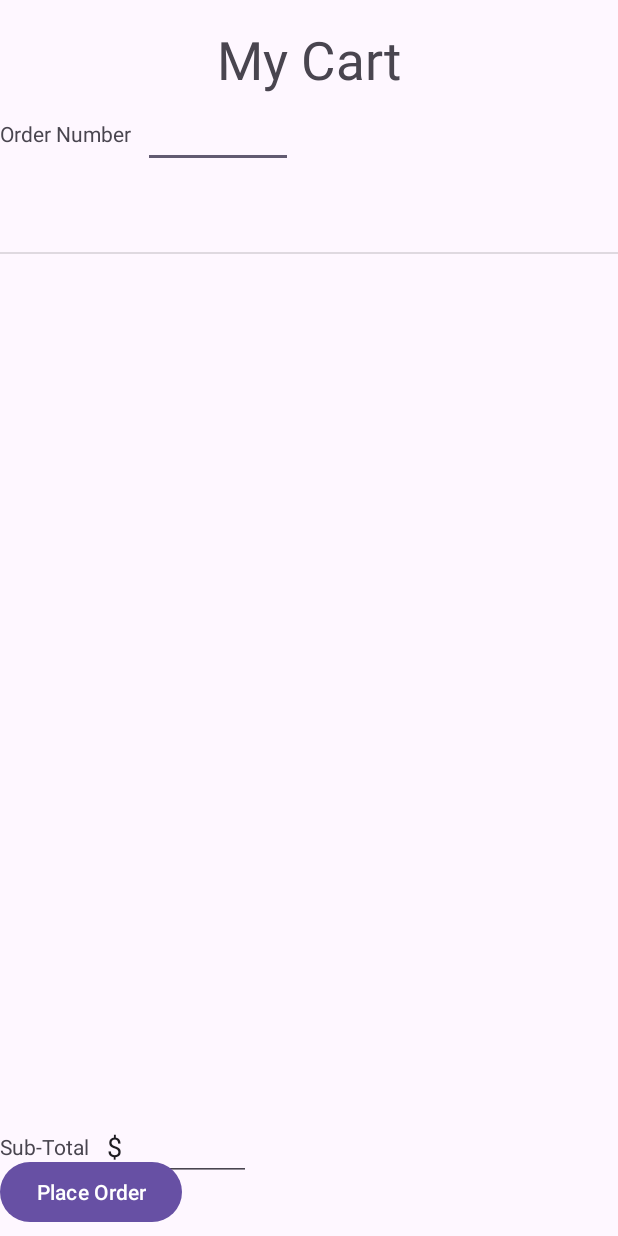
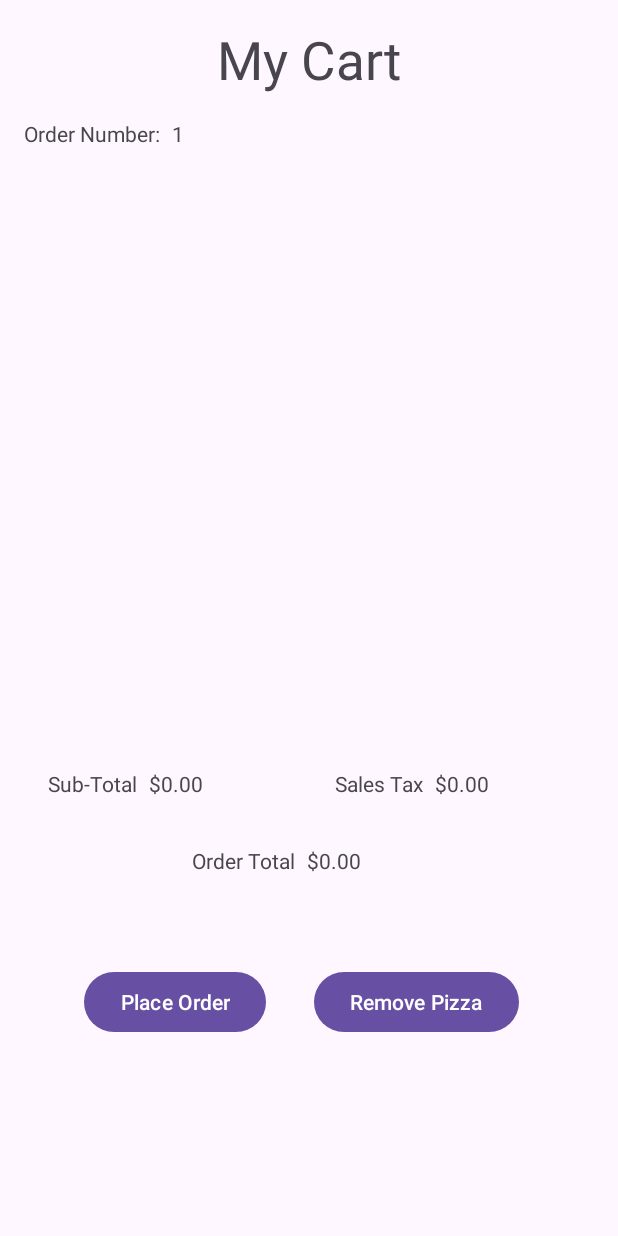
Before and after one commit to TherealZain/project5, an Android app: the screen it shows after launch (CurrentOrderActivity), after a tap on an icon or button, on a phone screen of 412 x 824 dp. Run offline under Robolectric (Android 15) with nearby library versions, the phone set to English and light mode, and no system bars.

Commit message:
byo, currorder changes

```diff
--- a/app/src/main/java/com/example/project5/CurrentOrderActivity.java
+++ b/app/src/main/java/com/example/project5/CurrentOrderActivity.java
@@ -5,43 +5,92 @@ import android.widget.ArrayAdapter;
 import android.widget.Button;
 import android.widget.EditText;
 import android.widget.ListView;
+import android.widget.TextView;
+
 import androidx.appcompat.app.AppCompatActivity;
+
+import com.example.project5.pizzas.Pizza;
+
+import java.util.ArrayList;
 
 public class CurrentOrderActivity extends AppCompatActivity {
 
-    private EditText orderNumberField, subTotalField;
     private ListView pizzaListView;
+    private TextView orderNumberTextView, subTotalTextView, salesTaxTextView, orderTotalTextView;
     private Button placeOrderButton, removePizzaButton;
+    private ArrayAdapter<String> pizzaAdapter;
+    private ArrayList<String> pizzaList;
+    private static final double SALES_TAX_RATE = 0.06625;
+    private static Order order = Order.getInstance();
 
     @Override
     protected void onCreate(Bundle savedInstanceState) {
         super.onCreate(savedInstanceState);
         setContentView(R.layout.activity_current_order);
+        pizzaList = new ArrayList<>();
+
         setUpViews();
+        updateOrderDisplay();
     }
 
     private void setUpViews() {
-        orderNumberField = findViewById(R.id.orderNumberField);
-        subTotalField = findViewById(R.id.subTotalField);
+        orderNumberTextView = findViewById(R.id.orderNumberTextView);
+        subTotalTextView = findViewById(R.id.subTotalTextView);
+        salesTaxTextView = findViewById(R.id.salesTaxTextView);
+        orderTotalTextView = findViewById(R.id.orderTotalTextView);
         pizzaListView = findViewById(R.id.pizzaListView);
         placeOrderButton = findViewById(R.id.placeOrderButton);
         removePizzaButton = findViewById(R.id.removePizzaButton);
 
-        // set pizzas
-        String[] pizzaArray = {""};
-        ArrayAdapter<String> pizzaAdapter = new ArrayAdapter<>(this,
-                android.R.layout.simple_list_item_1, pizzaArray);
+        pizzaAdapter = new ArrayAdapter<>(this, android.R.layout.simple_list_item_1, pizzaList);
         pizzaListView.setAdapter(pizzaAdapter);
 
-        placeOrderButton.setOnClickListener(v -> {
-            // place order
-        });
+        placeOrderButton.setOnClickListener(v -> handlePlaceOrder());
+        removePizzaButton.setOnClickListener(v -> handleRemovePizza());
+    }
 
-        removePizzaButton.setOnClickListener(v -> {
-            // remove pizza
-        });
+    private void handlePlaceOrder() {
+    }
 
-        orderNumberField.setText(""); // set order number
-        subTotalField.setText("$"); // set subtotal
+    private void handleRemovePizza() {
     }
+
+    private void updateOrderDisplay() {
+        pizzaAdapter.clear();
+        pizzaAdapter.addAll(pizzaList);
+        pizzaAdapter.notifyDataSetChanged();
+
+        if (order != null) {
+            orderNumberTextView.setText(String.valueOf(order.getOrderNum()));
+
+            ArrayList<Pizza> pizzaItems =  order.getPizzas();
+            for(Pizza pizza : pizzaItems){
+                if(pizza != null) {
+                    pizzaList.add(pizza.toString());
+                }
+            }
+        }
+        calculateTotals(order.getPizzas());
+    }
+
+    private void calculateTotals(ArrayList<Pizza> pizzaItems) {
+        double subTotal = 0;
+        for(Pizza pizza : pizzaItems){
+            if(pizza != null) {
+                subTotal += pizza.price();
+            }
+        }
+
+        double salesTax = Math.round((subTotal*SALES_TAX_RATE)*100.0)/100.0;
+        double totalCost = Math.round((subTotal + salesTax)*100.0)/100.0;
+        String orderNumString = Integer.toString(order.getOrderNum());
+        String subTotalString = String.format("%.2f", subTotal);
+        String salesTaxString = String.format("%.2f", salesTax);
+        String totalString = String.format("%.2f", totalCost);
+        orderTotalTextView.setText(orderNumString);
+        subTotalTextView.setText("$" + subTotalString);
+        salesTaxTextView.setText("$" + salesTaxString);
+        orderTotalTextView.setText("$" + totalString);
+    }
+
 }
--- a/app/src/main/res/layout/activity_current_order.xml
+++ b/app/src/main/res/layout/activity_current_order.xml
@@ -1,86 +1,135 @@
 <?xml version="1.0" encoding="utf-8"?>
 <androidx.constraintlayout.widget.ConstraintLayout xmlns:android="http://schemas.android.com/apk/res/android"
+    xmlns:app="http://schemas.android.com/apk/res-auto"
+    xmlns:tools="http://schemas.android.com/tools"
     android:layout_width="match_parent"
-    android:layout_height="match_parent"
-    xmlns:app="http://schemas.android.com/apk/res-auto">
+    android:layout_height="match_parent">
 
     <TextView
         android:id="@+id/myCartLabel"
         android:layout_width="wrap_content"
         android:layout_height="wrap_content"
+        android:layout_marginTop="16dp"
         android:text="My Cart"
         android:textSize="35sp"
-        android:layout_marginTop="16dp"
-        app:layout_constraintTop_toTopOf="parent"
+        app:layout_constraintEnd_toEndOf="parent"
         app:layout_constraintStart_toStartOf="parent"
-        app:layout_constraintEnd_toEndOf="parent"/>
+        app:layout_constraintTop_toTopOf="parent" />
 
     <TextView
         android:id="@+id/orderNumberLabel"
         android:layout_width="wrap_content"
         android:layout_height="wrap_content"
-        android:text="Order Number"
-        app:layout_constraintTop_toBottomOf="@+id/myCartLabel"
+        android:layout_marginStart="16dp"
+        android:layout_marginTop="16dp"
+        android:text="Order Number:"
         app:layout_constraintStart_toStartOf="parent"
-        android:layout_marginTop="16dp"/>
+        app:layout_constraintTop_toBottomOf="@+id/myCartLabel" />
 
-    <EditText
-        android:id="@+id/orderNumberField"
+    <TextView
+        android:id="@+id/orderNumberTextView"
         android:layout_width="100dp"
         android:layout_height="wrap_content"
-        android:inputType="number"
+        android:layout_marginStart="8dp"
         android:editable="false"
-        app:layout_constraintTop_toTopOf="@+id/orderNumberLabel"
         app:layout_constraintBottom_toBottomOf="@+id/orderNumberLabel"
         app:layout_constraintStart_toEndOf="@+id/orderNumberLabel"
-        android:layout_marginStart="8dp"/>
+        app:layout_constraintTop_toTopOf="@+id/orderNumberLabel" />
 
     <ListView
         android:id="@+id/pizzaListView"
-        android:layout_width="0dp"
-        android:layout_height="0dp"
-        app:layout_constraintTop_toBottomOf="@+id/orderNumberField"
+        android:layout_width="414dp"
+        android:layout_height="282dp"
+        android:layout_marginTop="8dp"
+        app:layout_constraintBottom_toTopOf="@+id/subTotalLabel"
+        app:layout_constraintEnd_toEndOf="parent"
+        app:layout_constraintHorizontal_bias="0.666"
         app:layout_constraintStart_toStartOf="parent"
-        app:layout_constraintEnd_toEndOf="parent"
-        app:layout_constraintBottom_toTopOf="@+id/subTotalLabel"
-        android:layout_marginTop="8dp"/>
+        app:layout_constraintTop_toBottomOf="@+id/orderNumberTextView"
+        app:layout_constraintVertical_bias="0.0" />
 
     <TextView
         android:id="@+id/subTotalLabel"
         android:layout_width="wrap_content"
         android:layout_height="wrap_content"
+        android:layout_marginStart="32dp"
+        android:layout_marginBottom="292dp"
         android:text="Sub-Total"
         app:layout_constraintBottom_toBottomOf="parent"
-        app:layout_constraintStart_toStartOf="parent"
-        android:layout_marginBottom="50dp"/>
+        app:layout_constraintStart_toStartOf="parent" />
 
-    <EditText
-        android:id="@+id/subTotalField"
+    <TextView
+        android:id="@+id/subTotalTextView"
         android:layout_width="100dp"
         android:layout_height="wrap_content"
-        android:inputType="numberDecimal"
+        android:layout_marginStart="8dp"
         android:editable="false"
-        app:layout_constraintTop_toTopOf="@+id/subTotalLabel"
+        android:text="$0.00"
         app:layout_constraintBottom_toBottomOf="@+id/subTotalLabel"
         app:layout_constraintStart_toEndOf="@+id/subTotalLabel"
-        android:layout_marginStart="8dp"/>
+        app:layout_constraintTop_toTopOf="@+id/subTotalLabel"
+        app:layout_constraintVertical_bias="0.0" />
 
     <Button
         android:id="@+id/placeOrderButton"
         android:layout_width="wrap_content"
         android:layout_height="wrap_content"
+        android:layout_marginStart="56dp"
+        android:layout_marginBottom="132dp"
         android:text="Place Order"
-        app:layout_constraintStart_toStartOf="parent"
-        app:layout_constraintTop_toBottomOf="@+id/pizzaListView"
-        android:layout_marginTop="16dp"/>
+        app:layout_constraintBottom_toBottomOf="parent"
+        app:layout_constraintStart_toStartOf="parent" />
 
     <Button
         android:id="@+id/removePizzaButton"
         android:layout_width="wrap_content"
         android:layout_height="wrap_content"
+        android:layout_marginStart="32dp"
+        android:layout_marginBottom="132dp"
         android:text="Remove Pizza"
-        app:layout_constraintStart_toStartOf="@+id/placeOrderButton"
-        app:layout_constraintTop_toBottomOf="@+id/placeOrderButton"
-        android:layout_marginTop="8dp"/>
+        app:layout_constraintBottom_toBottomOf="parent"
+        app:layout_constraintStart_toEndOf="@+id/placeOrderButton" />
+
+    <TextView
+        android:id="@+id/salesTaxLabel"
+        android:layout_width="wrap_content"
+        android:layout_height="wrap_content"
+        android:layout_marginStart="24dp"
+        android:layout_marginBottom="292dp"
+        android:text="Sales Tax"
+        app:layout_constraintBottom_toBottomOf="parent"
+        app:layout_constraintStart_toEndOf="@+id/subTotalTextView" />
+
+    <TextView
+        android:id="@+id/salesTaxTextView"
+        android:layout_width="100dp"
+        android:layout_height="wrap_content"
+        android:layout_marginStart="8dp"
+        android:text="$0.00"
+        app:layout_constraintEnd_toEndOf="parent"
+        app:layout_constraintHorizontal_bias="0.0"
+        app:layout_constraintStart_toEndOf="@+id/salesTaxLabel"
+        app:layout_constraintTop_toTopOf="@+id/salesTaxLabel" />
+
+    <TextView
+        android:id="@+id/orderTotalLabel"
+        android:layout_width="wrap_content"
+        android:layout_height="wrap_content"
+        android:layout_marginStart="128dp"
+        android:layout_marginTop="32dp"
+        android:text="Order Total"
+        app:layout_constraintBottom_toBottomOf="parent"
+        app:layout_constraintStart_toStartOf="parent"
+        app:layout_constraintTop_toBottomOf="@+id/salesTaxTextView"
+        app:layout_constraintVertical_bias="0.0" />
+
+    <TextView
+        android:id="@+id/orderTotalTextView"
+        android:layout_width="100dp"
+        android:layout_height="wrap_content"
+        android:layout_marginStart="8dp"
+        android:text="$0.00"
+        app:layout_constraintStart_toEndOf="@+id/orderTotalLabel"
+        app:layout_constraintTop_toTopOf="@+id/orderTotalLabel" />
 
 </androidx.constraintlayout.widget.ConstraintLayout>
```
Also changed, not shown: app/src/main/java/com/example/project5/BYOActivity.java (+3 -4 lines), app/src/main/res/layout/activity_byo.xml (+88 -88 lines).
